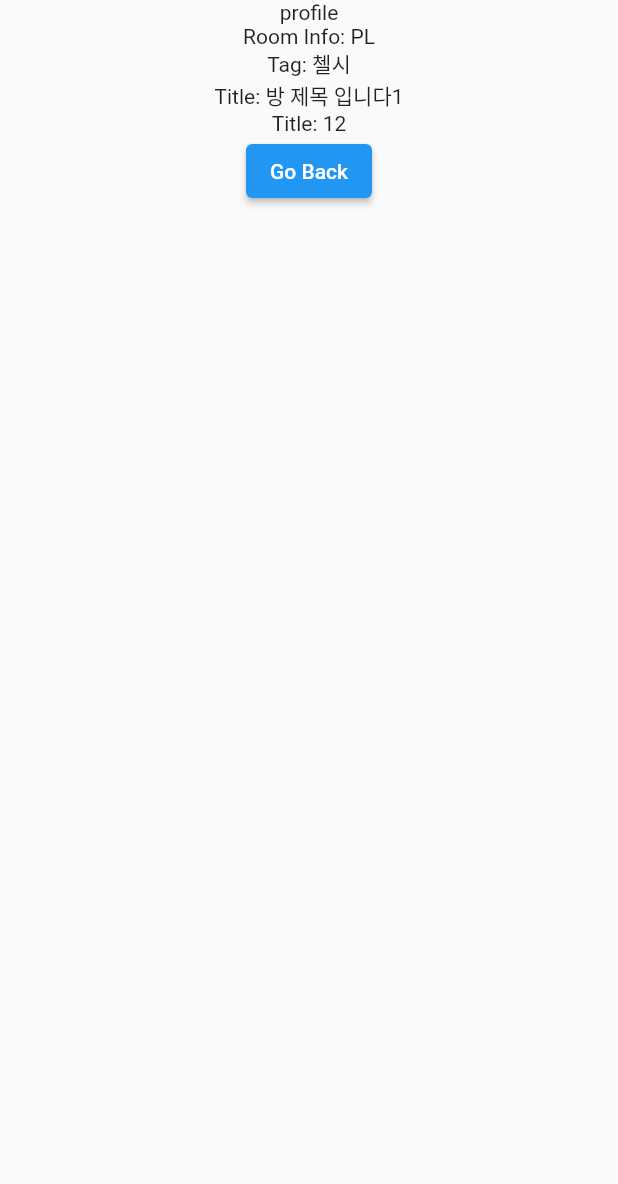
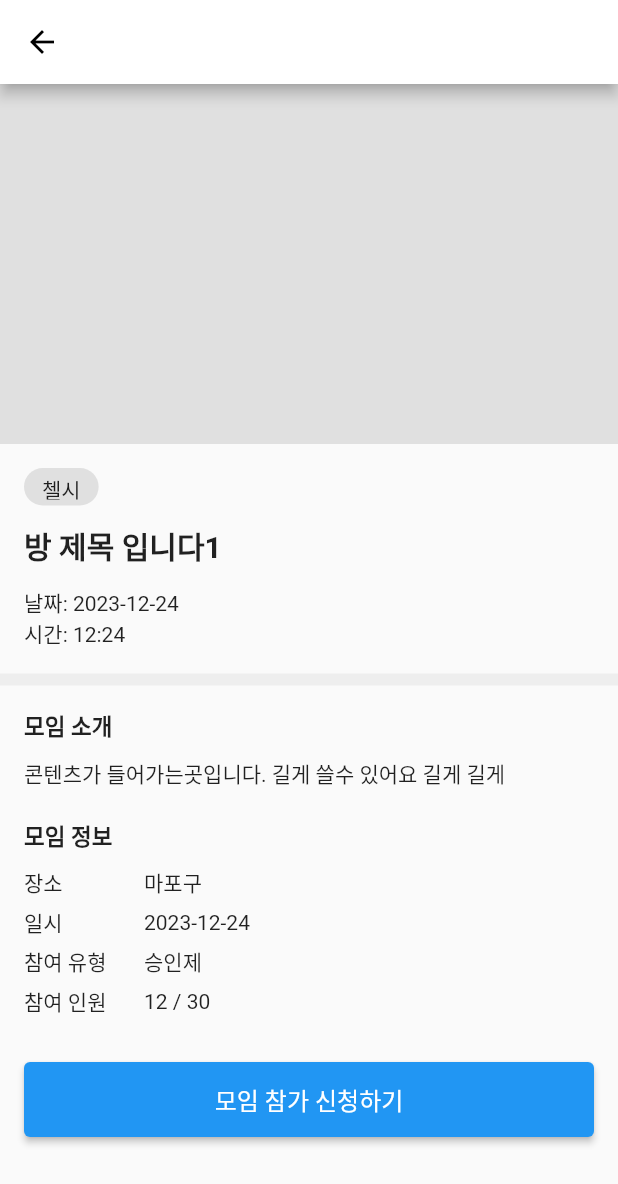
Before and after one commit to by-cho/soccer_gathering_pjt, a Flutter app: the screen it shows after launch, after a tap on "첼시", on a phone screen of 412 x 824 dp. Shown: the top 1184 px of the screen. Run offline on Flutter 3.47's test engine with Material 2 defaults, Android fonts, the phone set to English and light mode, and no system bars.

Commit message:
detail screen css

```diff
--- a/pjt_mobile_frontend/lib/screen/gather_detail.dart
+++ b/pjt_mobile_frontend/lib/screen/gather_detail.dart
@@ -14,24 +14,156 @@ class _GatherDetailState extends State<GatherDetail> {
   @override
   Widget build(BuildContext context) {
     return Scaffold(
+      appBar: AppBar(
+        backgroundColor: Colors.white,
+        leading: IconButton(
+          onPressed: () {
+            Navigator.of(context).pop();
+          },
+          icon: Icon(
+            Icons.arrow_back,
+            color: Colors.black,
+          ),
+        ),
+      ),
       body: SafeArea(
-        child: Center(
+        child: SingleChildScrollView(
           child: Column(
+            crossAxisAlignment: CrossAxisAlignment.start,
             children: [
-              Text('profile'),
-              Text('Room Info: ${widget.data.roomInfo}'), // 데이터를 표시
-              Text('Tag: ${widget.data.tag}'), // 데이터를 표시
-              Text('Title: ${widget.data.title}'),
-              Text('Title: ${widget.data.peopleNum}'),
-              // 데이터를 표시
-              // 이하 원하는 데이터 필드를 Text 위젯으로 추가
-              ElevatedButton(
-                onPressed: () {
-                  Navigator.of(context).pop();
-                },
-                style: ElevatedButton.styleFrom(),
-                child: Text('Go Back'),
-              )
+              Container(
+                height: 240,
+                decoration: BoxDecoration(color: Colors.grey[300]),
+              ),
+              Padding(
+                padding: const EdgeInsets.all(16.0),
+                child: Column(
+                  crossAxisAlignment: CrossAxisAlignment.start,
+                  children: [
+                    Container(
+                      height: 25,
+                      decoration: BoxDecoration(
+                          color: Colors.grey[300],
+                          borderRadius: BorderRadius.circular(20)),
+                      child: Padding(
+                        padding:
+                            const EdgeInsets.fromLTRB(12.0, 4.0, 12.0, 4.0),
+                        child: Text(widget.data.tag),
+                      ),
+                    ),
+                    SizedBox(
+                      height: 12,
+                    ),
+                    Text(
+                      widget.data.title,
+                      style:
+                          TextStyle(fontSize: 20, fontWeight: FontWeight.w600),
+                    ),
+                    SizedBox(
+                      height: 12,
+                    ),
+                    Text('날짜: ${widget.data.date}'),
+                    Text('시간: ${widget.data.time}'),
+                  ],
+                ),
+              ),
+              Container(
+                height: 8,
+                decoration: BoxDecoration(
+                  color: Colors.grey[200],
+                ),
+              ),
+              Padding(
+                padding: const EdgeInsets.all(16.0),
+                child: Column(
+                  crossAxisAlignment: CrossAxisAlignment.start,
+                  children: [
+                    Text(
+                      '모임 소개',
+                      style: TextStyle(
+                        fontSize: 15,
+                        fontWeight: FontWeight.w600,
+                      ),
+                    ),
+                    SizedBox(
+                      height: 10,
+                    ),
+                    Text(widget.data.contents),
+                    SizedBox(
+                      height: 20,
+                    ),
+                    Text(
+                      '모임 정보',
+                      style: TextStyle(
+                        fontSize: 15,
+                        fontWeight: FontWeight.w600,
+                      ),
+                    ),
+                    SizedBox(
+                      height: 10,
+                    ),
+                    Container(
+                      height: 100,
+                      child: Column(
+                        mainAxisAlignment: MainAxisAlignment.spaceBetween,
+                        children: [
+                          Row(
+                            children: [
+                              Container(
+                                child: Text('장소'),
+                                width: 80,
+                              ),
+                              Text(widget.data.place),
+                            ],
+                          ),
+                          Row(
+                            children: [
+                              Container(
+                                child: Text('일시'),
+                                width: 80,
+                              ),
+                              Text(widget.data.date),
+                            ],
+                          ),
+                          Row(
+                            children: [
+                              Container(
+                                child: Text('참여 유형'),
+                                width: 80,
+                              ),
+                              Text(widget.data.waysToJoin),
+                            ],
+                          ),
+                          Row(
+                            children: [
+                              Container(
+                                child: Text('참여 인원'),
+                                width: 80,
+                              ),
+                              Text(
+                                  '${widget.data.peopleNum} / ${widget.data.maxNum}')
+                            ],
+                          ),
+                        ],
+                      ),
+                    ),
+                    SizedBox(
+                      height: 30,
+                    ),
+                    Container(
+                      width: double.infinity,
+                      height: 50,
+                      child: ElevatedButton(
+                        onPressed: () {},
+                        child: Text(
+                          '모임 참가 신청하기',
+                          style: TextStyle(fontSize: 16),
+                        ),
+                      ),
+                    ),
+                  ],
+                ),
+              ),
             ],
           ),
         ),
--- a/pjt_mobile_frontend/lib/screen/home_screen.dart
+++ b/pjt_mobile_frontend/lib/screen/home_screen.dart
@@ -19,6 +19,8 @@ class Room {
   String time;
   String peopleNum;
   String maxNum;
+  String contents;
+  String waysToJoin;
 
   Room({
     required this.roomInfo,
@@ -29,6 +31,8 @@ class Room {
     required this.time,
     required this.peopleNum,
     required this.maxNum,
+    required this.contents,
+    required this.waysToJoin,
   });
 }
 
@@ -55,6 +59,8 @@ class _HomeScreenState extends State<HomeScreen> {
       time: '12:24',
       peopleNum: '12',
       maxNum: '30',
+      contents: '콘텐츠가 들어가는곳입니다. 길게 쓸수 있어요 길게 길게',
+      waysToJoin: '승인제',
     ),
     Room(
       roomInfo: '라리가',
@@ -65,6 +71,9 @@ class _HomeScreenState extends State<HomeScreen> {
       time: '12:25',
       peopleNum: '25',
       maxNum: '30',
+      contents:
+          '콘텐츠가 들어가는곳입니다. 길게 쓸수 있어요 길게 길게 길게 쓸수 있어요 길게 길게 길게 쓸수 있어요 길게 길게 길게 쓸수 있어요 길게 길게 길게 쓸수 있어요 길게 길게 길게 쓸수 있어요 길게 길게 길게 쓸수 있어요 길게 길게 길게 쓸수 있어요 길게 길게 길게 쓸수 있어요 길게 길게 길게 쓸수 있어요 길게 길게 길게 쓸수 있어요 길게 길게 길게 쓸수 있어요 길게 길게 길게 쓸수 있어요 길게 길게 길게 쓸수 있어요 길게 길게 길게 쓸수 있어요 길게 길게 길게 쓸수 있어요 길게 길게 ',
+      waysToJoin: '선착순',
     ),
     Room(
       roomInfo: '세리에A',
@@ -75,6 +84,9 @@ class _HomeScreenState extends State<HomeScreen> {
       time: '12:26',
       peopleNum: '26',
       maxNum: '30',
+      contents:
+          '콘텐츠가 들어가는곳입니다. 길게 쓸수 있어요 길게 길게 길게 쓸수 있어요 길게 길게 길게 쓸수 있어요 길게 길게 길게 쓸수 있어요 길게 길게',
+      waysToJoin: '승인제',
     ),
   ];
 
```
